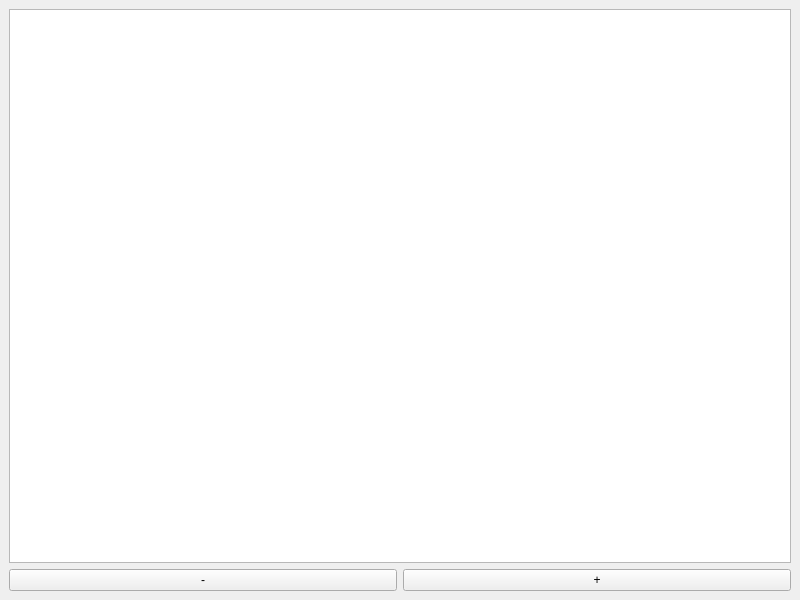
The window that mainwindow.ui (yoshi0526/ImageViewerWid) describes before a commit, drawn with Qt 5.
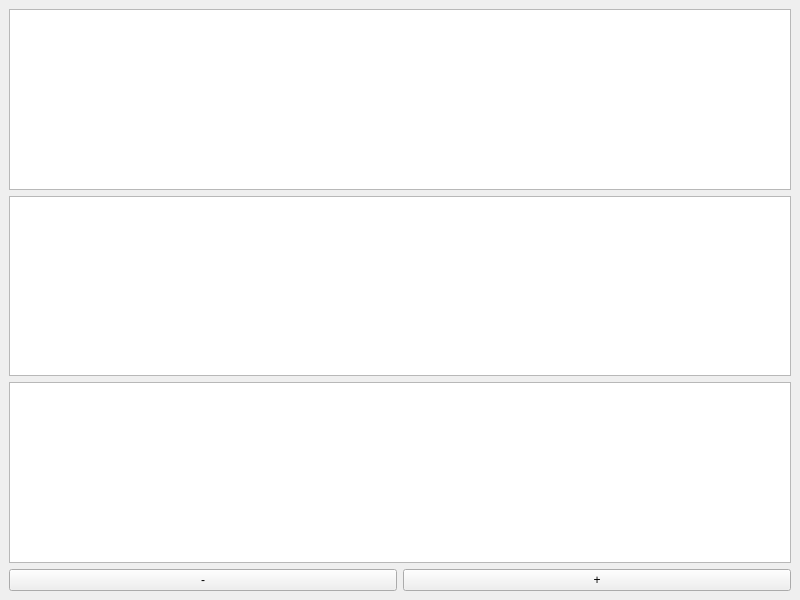
The same window after the commit.

Commit message: try tree and table format to see FileSystemModel

Diff of the .ui file:
```diff
--- a/mainwindow.ui
+++ b/mainwindow.ui
@@ -18,6 +18,12 @@
     <item>
      <widget class="QListView" name="listView"/>
     </item>
+    <item>
+     <widget class="QTreeView" name="treeView"/>
+    </item>
+    <item>
+     <widget class="QTableView" name="tableView"/>
+    </item>
     <item>
      <layout class="QHBoxLayout" name="horizontalLayout">
       <property name="leftMargin">
```
The commit also changes 4 other files.
